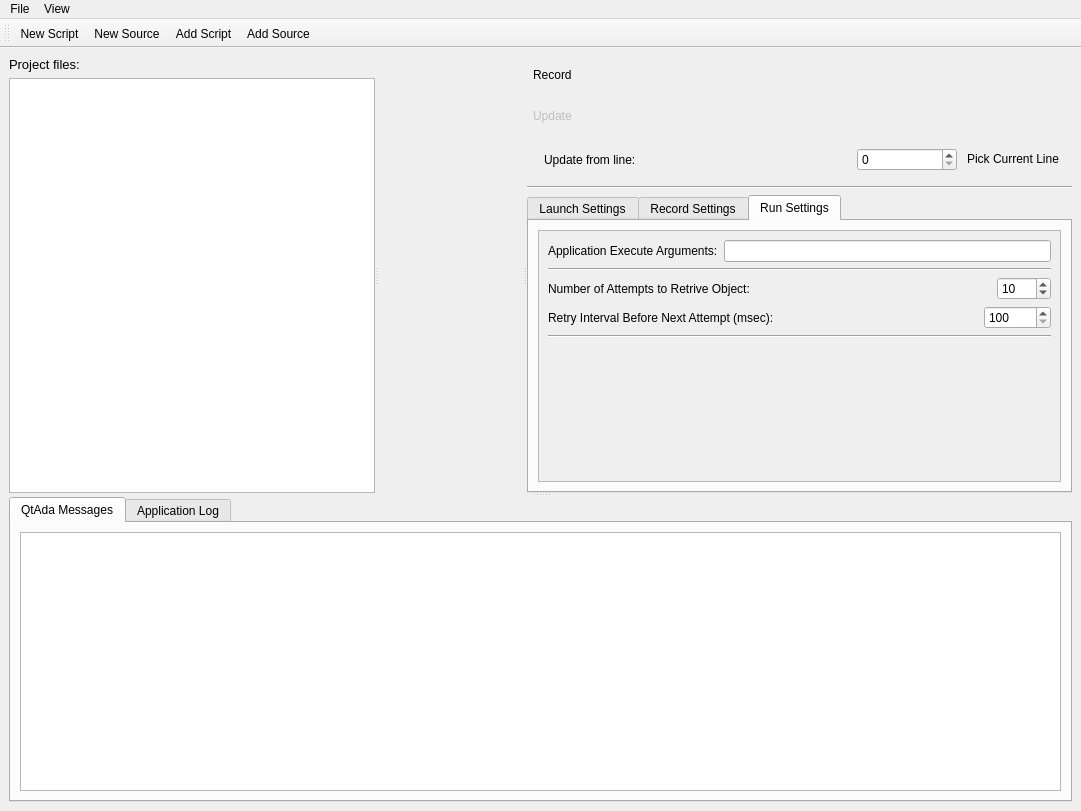
Qt form client/gui/MainGui.ui (lildannita/QtAda) before a commit.
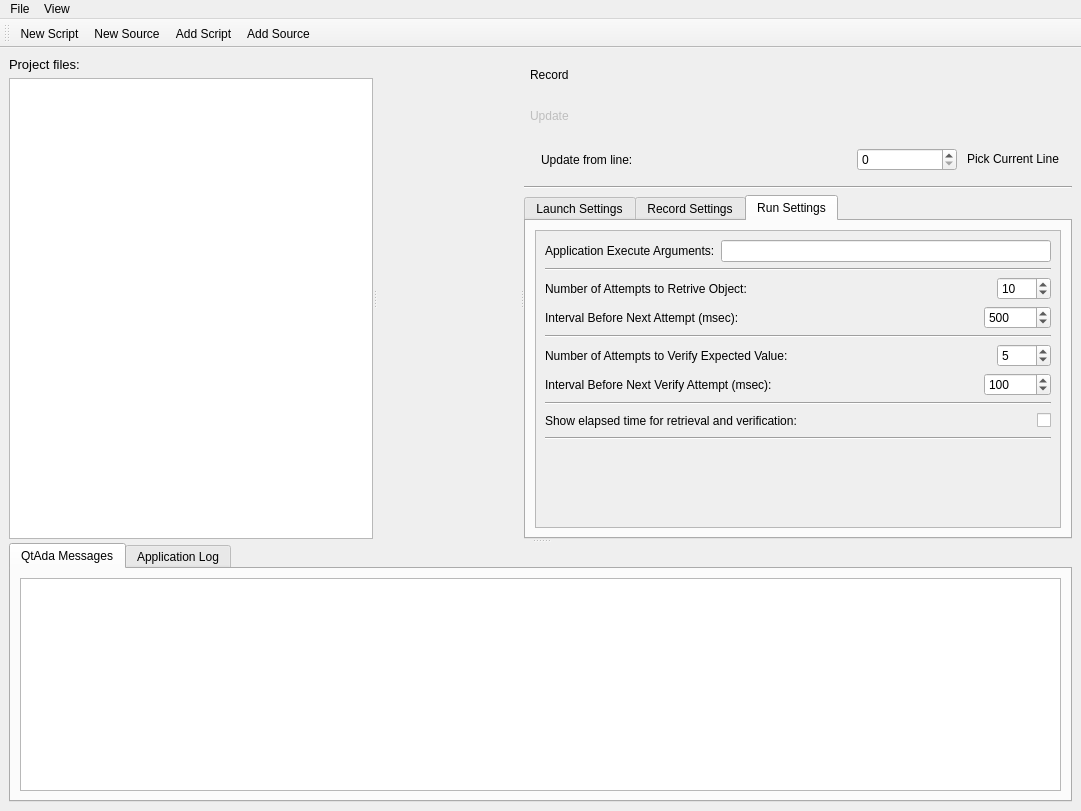
The same form after that commit. The open tabs and pages were chosen to show the change. Icons and pictures are not drawn.

Commit message: Реализованы функции по получения указателя из пути, mouseClick и verify

The edit to the form file:
```diff
--- a/client/gui/MainGui.ui
+++ b/client/gui/MainGui.ui
@@ -732,9 +732,9 @@
                 <property name="geometry">
                  <rect>
                   <x>0</x>
-                  <y>0</y>
-                  <width>522</width>
-                  <height>239</height>
+                  <y>-2</y>
+                  <width>508</width>
+                  <height>241</height>
                  </rect>
                 </property>
                 <layout class="QVBoxLayout" name="verticalLayout_3">
@@ -807,7 +807,7 @@
                    <item>
                     <widget class="QLabel" name="retryIntervalLabel">
                      <property name="text">
-                      <string>Retry Interval Before Next Attempt (msec):</string>
+                      <string>Interval Before Next Attempt (msec):</string>
                      </property>
                     </widget>
                    </item>
@@ -839,7 +839,7 @@
                       <number>120000</number>
                      </property>
                      <property name="value">
-                      <number>100</number>
+                      <number>500</number>
                      </property>
                     </widget>
                    </item>
@@ -852,6 +852,137 @@
                    </property>
                   </widget>
                  </item>
+                 <item>
+                  <layout class="QHBoxLayout" name="horizontalLayout_9">
+                   <item>
+                    <widget class="QLabel" name="verifyAttemptsLabel">
+                     <property name="text">
+                      <string>Number of Attempts to Verify Expected Value:</string>
+                     </property>
+                    </widget>
+                   </item>
+                   <item>
+                    <spacer name="horizontalSpacer_11">
+                     <property name="orientation">
+                      <enum>Qt::Horizontal</enum>
+                     </property>
+                     <property name="sizeHint" stdset="0">
+                      <size>
+                       <width>40</width>
+                       <height>20</height>
+                      </size>
+                     </property>
+                    </spacer>
+                   </item>
+                   <item>
+                    <widget class="QSpinBox" name="verifyAttemptsSpinBox">
+                     <property name="minimumSize">
+                      <size>
+                       <width>50</width>
+                       <height>0</height>
+                      </size>
+                     </property>
+                     <property name="minimum">
+                      <number>1</number>
+                     </property>
+                     <property name="maximum">
+                      <number>1000</number>
+                     </property>
+                     <property name="value">
+                      <number>5</number>
+                     </property>
+                    </widget>
+                   </item>
+                  </layout>
+                 </item>
+                 <item>
+                  <layout class="QHBoxLayout" name="horizontalLayout_16">
+                   <item>
+                    <widget class="QLabel" name="verifyIntervalLabel">
+                     <property name="text">
+                      <string>Interval Before Next Verify Attempt (msec):</string>
+                     </property>
+                    </widget>
+                   </item>
+                   <item>
+                    <spacer name="horizontalSpacer_12">
+                     <property name="orientation">
+                      <enum>Qt::Horizontal</enum>
+                     </property>
+                     <property name="sizeHint" stdset="0">
+                      <size>
+                       <width>40</width>
+                       <height>20</height>
+                      </size>
+                     </property>
+                    </spacer>
+                   </item>
+                   <item>
+                    <widget class="QSpinBox" name="verifyIntervalSpinBox">
+                     <property name="minimumSize">
+                      <size>
+                       <width>50</width>
+                       <height>0</height>
+                      </size>
+                     </property>
+                     <property name="minimum">
+                      <number>10</number>
+                     </property>
+                     <property name="maximum">
+                      <number>120000</number>
+                     </property>
+                     <property name="value">
+                      <number>100</number>
+                     </property>
+                    </widget>
+                   </item>
+                  </layout>
+                 </item>
+                 <item>
+                  <widget class="Line" name="line_12">
+                   <property name="orientation">
+                    <enum>Qt::Horizontal</enum>
+                   </property>
+                  </widget>
+                 </item>
+                 <item>
+                  <layout class="QHBoxLayout" name="horizontalLayout_18">
+                   <item>
+                    <widget class="QLabel" name="showElapsedLabel">
+                     <property name="text">
+                      <string>Show elapsed time for retrieval and verification:</string>
+                     </property>
+                    </widget>
+                   </item>
+                   <item>
+                    <spacer name="horizontalSpacer_14">
+                     <property name="orientation">
+                      <enum>Qt::Horizontal</enum>
+                     </property>
+                     <property name="sizeHint" stdset="0">
+                      <size>
+                       <width>40</width>
+                       <height>20</height>
+                      </size>
+                     </property>
+                    </spacer>
+                   </item>
+                   <item>
+                    <widget class="QCheckBox" name="showElapsedCheckBox">
+                     <property name="text">
+                      <string/>
+                     </property>
+                    </widget>
+                   </item>
+                  </layout>
+                 </item>
+                 <item>
+                  <widget class="Line" name="line_13">
+                   <property name="orientation">
+                    <enum>Qt::Horizontal</enum>
+                   </property>
+                  </widget>
+                 </item>
                  <item>
                   <spacer name="verticalSpacer">
                    <property name="orientation">
```
Left out of the diff: 10 changed lines with no effect on the pictures. The commit also changes 12 other files.
